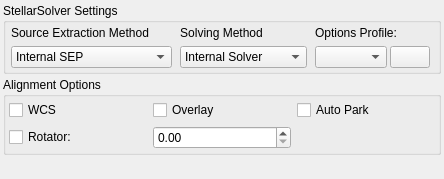
Above: kstars/ekos/align/opsalign.ui from KDE/kstars before the change. Below: the same form after it.
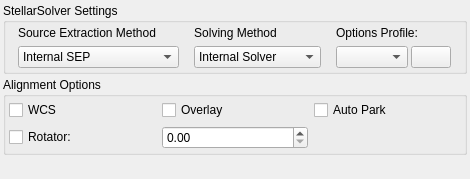
That is the form after the change.

```diff
--- a/kstars/ekos/align/opsalign.ui
+++ b/kstars/ekos/align/opsalign.ui
@@ -6,7 +6,7 @@
    <rect>
     <x>0</x>
     <y>0</y>
-    <width>444</width>
+    <width>470</width>
     <height>179</height>
    </rect>
   </property>
```
Left out of the diff: 5 changed lines with no effect on the pictures.
